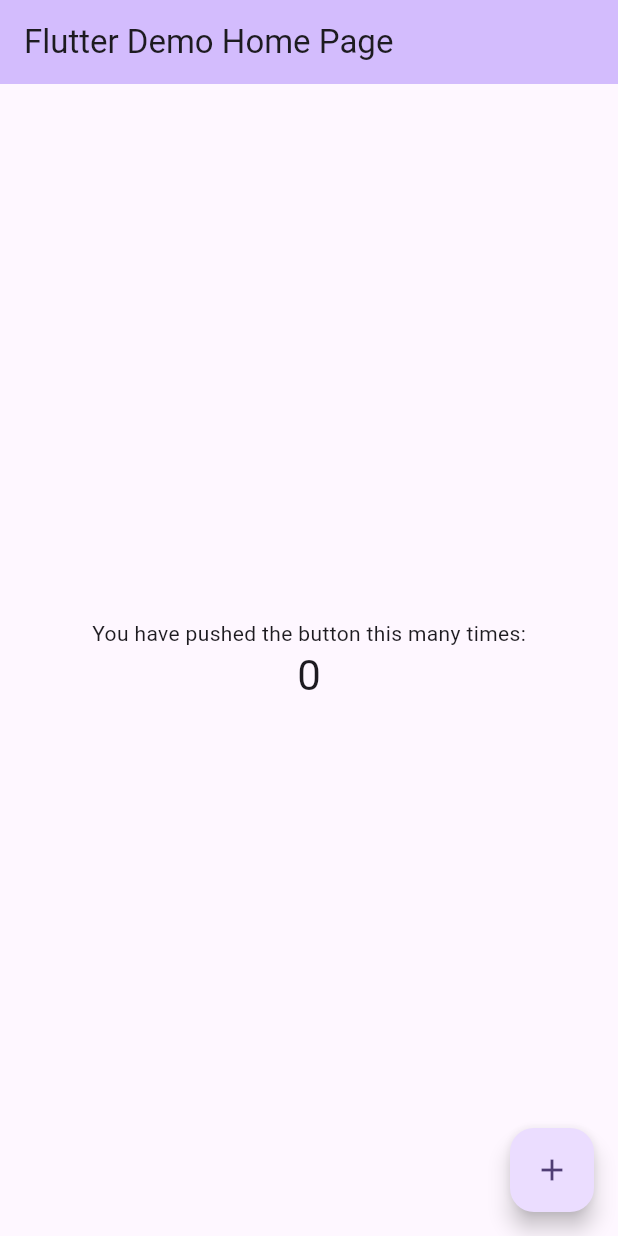
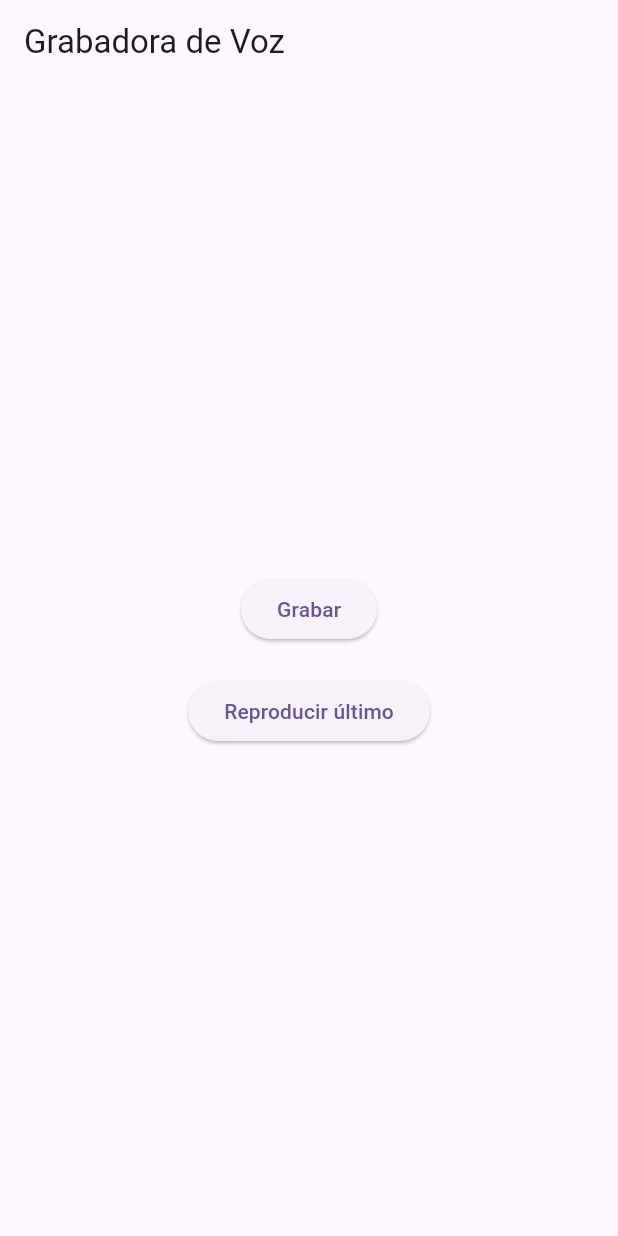
Before and after one commit to Axel-Saenz/Parcial3DSVI, a Flutter app: the screen it shows after launch, on a phone screen of 412 x 824 dp. Run offline on Flutter 3.47's test engine with Material 3 defaults, Android fonts, the phone set to English and light mode, and no system bars; our stand-ins replace audioplayers, permission_handler; missing offline and left inert: record; statements that could not run were skipped.

Commit message:
mod1 de Julio

```diff
--- /dev/null
+++ b/parcial3/lib/audio_recorder.dart
@@ -0,0 +1,73 @@
+import 'dart:io';
+import 'package:flutter/material.dart';
+import 'package:permission_handler/permission_handler.dart';
+import 'package:record/record.dart';
+import 'package:path_provider/path_provider.dart';
+import 'package:audioplayers/audioplayers.dart';
+
+class AudioRecorderPage extends StatefulWidget {
+  @override
+  _AudioRecorderPageState createState() => _AudioRecorderPageState();
+}
+
+class _AudioRecorderPageState extends State<AudioRecorderPage> {
+  final _recorder = Record();
+  String? _filePath;
+  final _player = AudioPlayer();
+  bool _isRecording = false;
+
+  Future<void> _checkPermissions() async {
+    if (await Permission.microphone.request().isGranted &&
+        await Permission.storage.request().isGranted) {
+      return;
+    }
+    throw 'Permisos denegados';
+  }
+
+  Future<void> _startRecording() async {
+    await _checkPermissions();
+    final dir = await getApplicationDocumentsDirectory();
+    final path = '${dir.path}/${DateTime.now().millisecondsSinceEpoch}.m4a';
+    setState(() { _filePath = path; });
+    await _recorder.start(
+      path: path, // ruta de salida
+      encoder: AudioEncoder.aacLc,
+      bitRate: 128000,
+    );
+    setState(() { _isRecording = true; });
+  }
+
+  Future<void> _stopRecording() async {
+    await _recorder.stop();
+    setState(() { _isRecording = false; });
+  }
+
+  Future<void> _playRecording() async {
+    if (_filePath != null && File(_filePath!).existsSync()) {
+      await _player.play(DeviceFileSource(_filePath!));
+    }
+  }
+
+  @override
+  Widget build(BuildContext context) {
+    return Scaffold(
+      appBar: AppBar(title: const Text('Grabadora de Voz')),
+      body: Center(
+        child: Column(
+          mainAxisAlignment: MainAxisAlignment.center,
+          children: [
+            ElevatedButton(
+              onPressed: _isRecording ? _stopRecording : _startRecording,
+              child: Text(_isRecording ? 'Detener' : 'Grabar'),
+            ),
+            const SizedBox(height: 20),
+            ElevatedButton(
+              onPressed: _playRecording,
+              child: const Text('Reproducir último'),
+            ),
+          ],
+        ),
+      ),
+    );
+  }
+}
--- a/parcial3/lib/main.dart
+++ b/parcial3/lib/main.dart
@@ -1,122 +1,26 @@
 import 'package:flutter/material.dart';
+import 'audio_recorder.dart';
 
 void main() {
+
+  WidgetsFlutterBinding.ensureInitialized();
   runApp(const MyApp());
 }
 
 class MyApp extends StatelessWidget {
   const MyApp({super.key});
 
-  // This widget is the root of your application.
   @override
   Widget build(BuildContext context) {
     return MaterialApp(
-      title: 'Flutter Demo',
+      title: 'Parcial 3 DSVI',
+      debugShowCheckedModeBanner: false,
       theme: ThemeData(
-        // This is the theme of your application.
-        //
-        // TRY THIS: Try running your application with "flutter run". You'll see
-        // the application has a purple toolbar. Then, without quitting the app,
-        // try changing the seedColor in the colorScheme below to Colors.green
-        // and then invoke "hot reload" (save your changes or press the "hot
-        // reload" button in a Flutter-supported IDE, or press "r" if you used
-        // the command line to start the app).
-        //
-        // Notice that the counter didn't reset back to zero; the application
-        // state is not lost during the reload. To reset the state, use hot
-        // restart instead.
-        //
-        // This works for code too, not just values: Most code changes can be
-        // tested with just a hot reload.
         colorScheme: ColorScheme.fromSeed(seedColor: Colors.deepPurple),
+        useMaterial3: true,
       ),
-      home: const MyHomePage(title: 'Flutter Demo Home Page'),
+
+      home: AudioRecorderPage(),
     );
   }
 }
-
-class MyHomePage extends StatefulWidget {
-  const MyHomePage({super.key, required this.title});
-
-  // This widget is the home page of your application. It is stateful, meaning
-  // that it has a State object (defined below) that contains fields that affect
-  // how it looks.
-
-  // This class is the configuration for the state. It holds the values (in this
-  // case the title) provided by the parent (in this case the App widget) and
-  // used by the build method of the State. Fields in a Widget subclass are
-  // always marked "final".
-
-  final String title;
-
-  @override
-  State<MyHomePage> createState() => _MyHomePageState();
-}
-
-class _MyHomePageState extends State<MyHomePage> {
-  int _counter = 0;
-
-  void _incrementCounter() {
-    setState(() {
-      // This call to setState tells the Flutter framework that something has
-      // changed in this State, which causes it to rerun the build method below
-      // so that the display can reflect the updated values. If we changed
-      // _counter without calling setState(), then the build method would not be
-      // called again, and so nothing would appear to happen.
-      _counter++;
-    });
-  }
-
-  @override
-  Widget build(BuildContext context) {
-    // This method is rerun every time setState is called, for instance as done
-    // by the _incrementCounter method above.
-    //
-    // The Flutter framework has been optimized to make rerunning build methods
-    // fast, so that you can just rebuild anything that needs updating rather
-    // than having to individually change instances of widgets.
-    return Scaffold(
-      appBar: AppBar(
-        // TRY THIS: Try changing the color here to a specific color (to
-        // Colors.amber, perhaps?) and trigger a hot reload to see the AppBar
-        // change color while the other colors stay the same.
-        backgroundColor: Theme.of(context).colorScheme.inversePrimary,
-        // Here we take the value from the MyHomePage object that was created by
-        // the App.build method, and use it to set our appbar title.
-        title: Text(widget.title),
-      ),
-      body: Center(
-        // Center is a layout widget. It takes a single child and positions it
-        // in the middle of the parent.
-        child: Column(
-          // Column is also a layout widget. It takes a list of children and
-          // arranges them vertically. By default, it sizes itself to fit its
-          // children horizontally, and tries to be as tall as its parent.
-          //
-          // Column has various properties to control how it sizes itself and
-          // how it positions its children. Here we use mainAxisAlignment to
-          // center the children vertically; the main axis here is the vertical
-          // axis because Columns are vertical (the cross axis would be
-          // horizontal).
-          //
-          // TRY THIS: Invoke "debug painting" (choose the "Toggle Debug Paint"
-          // action in the IDE, or press "p" in the console), to see the
-          // wireframe for each widget.
-          mainAxisAlignment: MainAxisAlignment.center,
-          children: <Widget>[
-            const Text('You have pushed the button this many times:'),
-            Text(
-              '$_counter',
-              style: Theme.of(context).textTheme.headlineMedium,
-            ),
-          ],
-        ),
-      ),
-      floatingActionButton: FloatingActionButton(
-        onPressed: _incrementCounter,
-        tooltip: 'Increment',
-        child: const Icon(Icons.add),
-      ), // This trailing comma makes auto-formatting nicer for build methods.
-    );
-  }
-}
```
Also changed, not shown: parcial3/pubspec.yaml (+8 -1 lines), parcial3/pubspec.lock, 8 other files.
